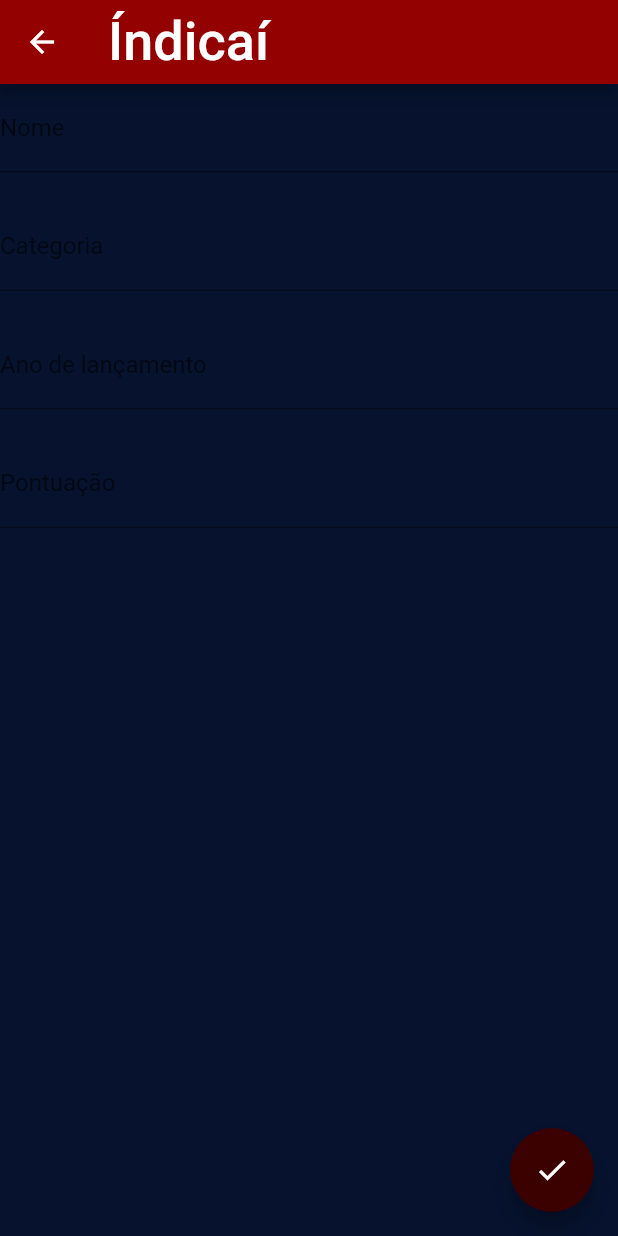
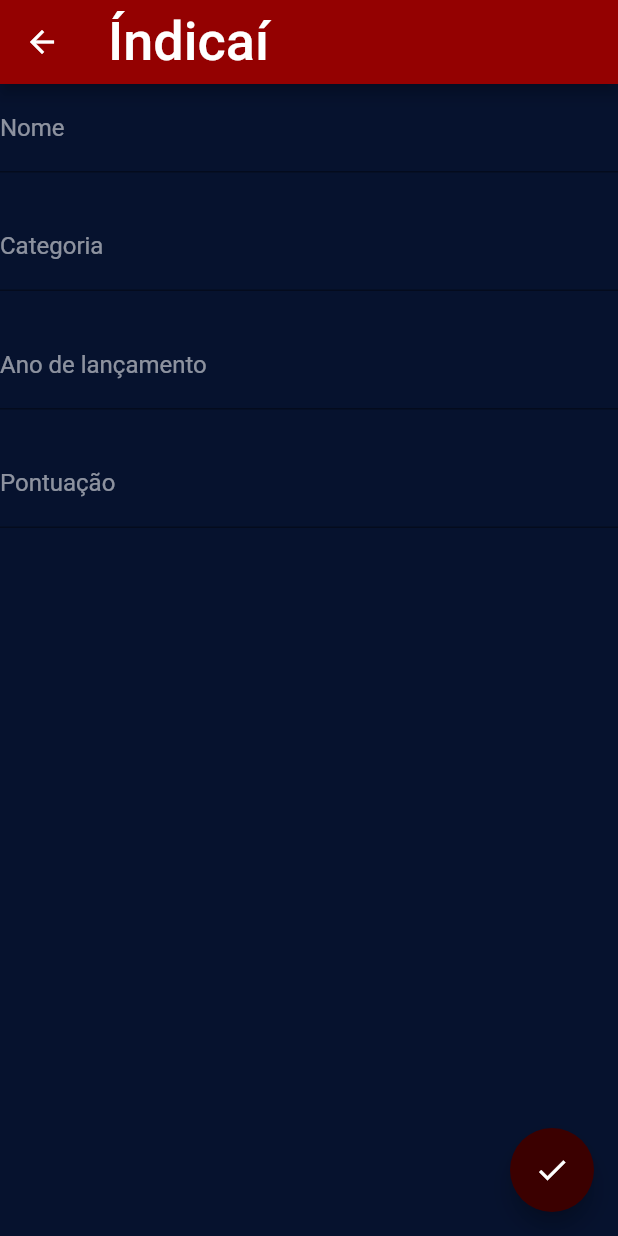
Before and after one commit to ItaloSSilva19/indicai, a Flutter app: the TelaIndicaFilme screen opened by its route, on a phone screen of 412 x 824 dp. Run offline on Flutter 3.47's test engine with Material 2 defaults, Android fonts, the phone set to English and light mode, and no system bars; our stand-ins replace carousel_slider, cloud_firestore, firebase_auth, firebase_core, flutter_signin_button, google_fonts and 1 more; accounts and stored records are empty; network calls fail.

Commit message:
mais alteração leiaute

```diff
--- a/lib/screens/indica_filme.dart
+++ b/lib/screens/indica_filme.dart
@@ -14,13 +14,10 @@ class TelaIndicaFilme extends StatefulWidget {
 class _TelaIndicaFilmeState extends State<TelaIndicaFilme> {
   final _formKey = GlobalKey<FormState>();
   final _filme = Filme.vazio();
-  late CollectionReference _filmes;
   final _user = FirebaseAuth.instance.currentUser as User;
 
   @override
   Widget build(BuildContext context) {
-    _filmes =
-        FirebaseFirestore.instance.collection('usuarios/${_user.uid}/filmes');
     return Scaffold(
         appBar: AppBar(
           title: Text('Índicaí',
@@ -46,7 +43,8 @@ class _TelaIndicaFilmeState extends State<TelaIndicaFilme> {
                   "nome": _filme.nome,
                   "anoLancamento": _filme.anoLancamento,
                   "score": _filme.score,
-                  "categoria": _filme.categoria
+                  "categoria": _filme.categoria,
+                  "usuario": _user.displayName
                 });
                 Navigator.of(context).pushNamed("/homepage");
               });
@@ -63,7 +61,10 @@ class _TelaIndicaFilmeState extends State<TelaIndicaFilme> {
         child: Column(
           children: [
             TextFormField(
-              decoration: const InputDecoration(labelText: 'Nome'),
+              style: TextStyle(color: Colors.white),
+              decoration: const InputDecoration(
+                  labelText: 'Nome',
+                  labelStyle: TextStyle(color: Colors.white54)),
               validator: (value) {
                 if (value == null || value.isEmpty) {
                   return 'Informe o nome do Filme';
@@ -78,7 +79,10 @@ class _TelaIndicaFilmeState extends State<TelaIndicaFilme> {
               height: 20,
             ),
             TextFormField(
-              decoration: const InputDecoration(labelText: 'Categoria'),
+              style: TextStyle(color: Colors.white),
+              decoration: const InputDecoration(
+                  labelText: 'Categoria',
+                  labelStyle: TextStyle(color: Colors.white54)),
               validator: (value) {
                 if (value == null || value.isEmpty) {
                   return 'Informe a categoria do Filme';
@@ -93,7 +97,10 @@ class _TelaIndicaFilmeState extends State<TelaIndicaFilme> {
               height: 20,
             ),
             TextFormField(
-              decoration: const InputDecoration(labelText: 'Ano de lançamento'),
+              style: TextStyle(color: Colors.white),
+              decoration: const InputDecoration(
+                  labelText: 'Ano de lançamento',
+                  labelStyle: TextStyle(color: Colors.white54)),
               validator: (value) {
                 if (value == null || value.isEmpty) {
                   return 'Informe o ano de lançamento do Filme';
@@ -108,7 +115,10 @@ class _TelaIndicaFilmeState extends State<TelaIndicaFilme> {
               height: 20,
             ),
             TextFormField(
-              decoration: const InputDecoration(labelText: 'Pontuação'),
+              style: TextStyle(color: Colors.white),
+              decoration: const InputDecoration(
+                  labelText: 'Pontuação',
+                  labelStyle: TextStyle(color: Colors.white54)),
               validator: (value) {
                 if (value == null || value.isEmpty) {
                   return 'Qual a sua indicação do Filme';
--- a/pubspec.yaml
+++ b/pubspec.yaml
@@ -40,6 +40,7 @@ dependencies:
   firebase_auth: ^3.3.20
   google_sign_in: ^5.3.3
   flutter_signin_button: ^2.0.0
+  carousel_slider: ^4.1.1
 
 dev_dependencies:
   flutter_test:
```
Also changed, not shown: lib/screens/home_page.dart (+26 -6 lines), pubspec.lock.
